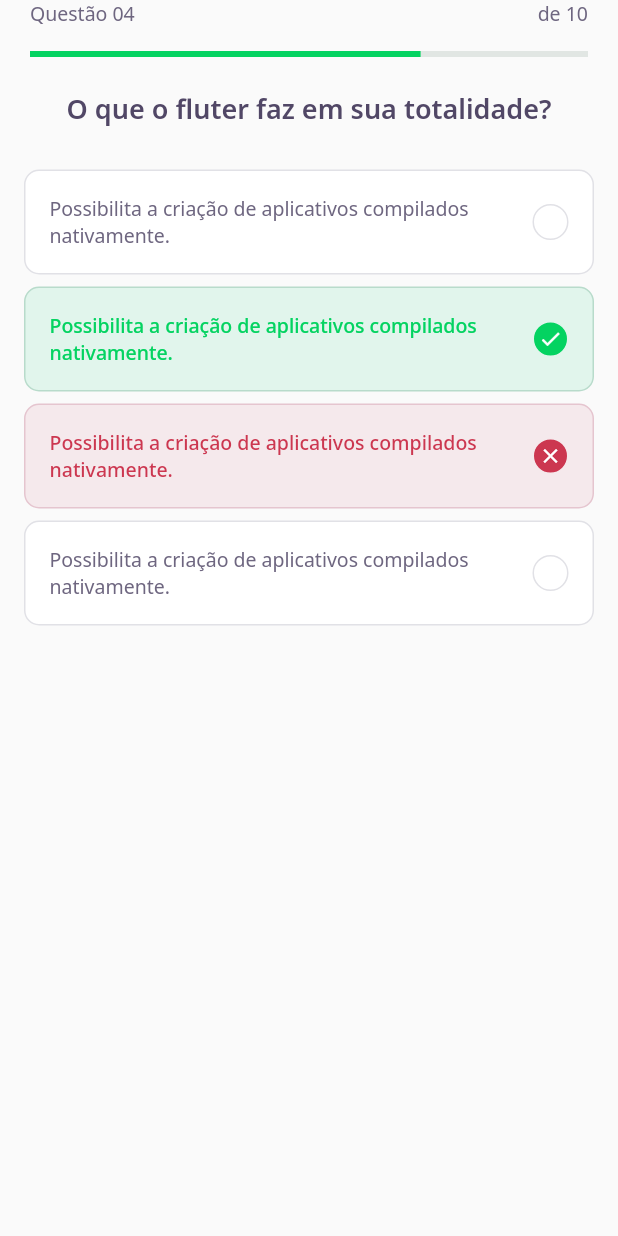
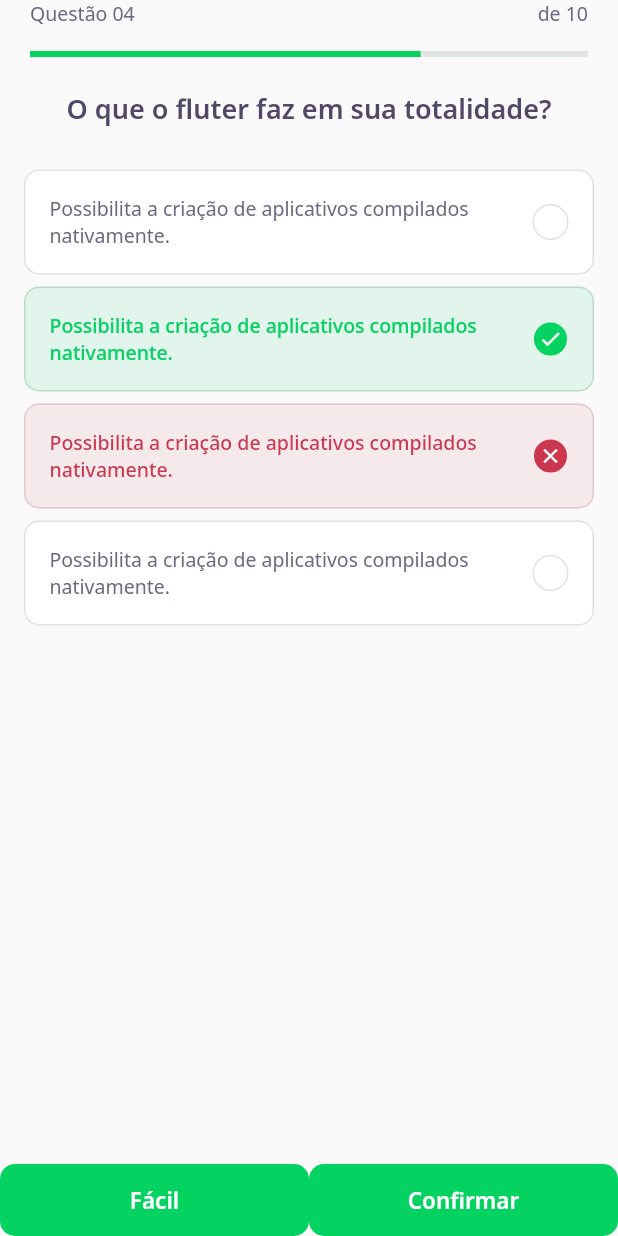
Before and after one commit to JohnEmerson1406/devquiz, a Flutter app: the screen it shows after launch, on a phone screen of 412 x 824 dp. Run offline on Flutter 3.47's test engine with Material 2 defaults, Android fonts, the phone set to English and light mode, and no system bars; our stand-ins replace google_fonts; accounts and stored records are empty.

Commit message:
feat: add next button to challenge page

```diff
--- a/lib/challenge/challenge_page.dart
+++ b/lib/challenge/challenge_page.dart
@@ -1,3 +1,4 @@
+import 'package:devquiz/challenge/widgets/next_button/next_button_widget.dart';
 import 'package:devquiz/challenge/widgets/question_indicator/question_indicator_widget.dart';
 import 'package:devquiz/challenge/widgets/quiz/quiz_widget.dart';
 import 'package:flutter/material.dart';
@@ -21,6 +22,16 @@ class _ChallengePageState extends State<ChallengePage> {
       body: QuizWidget(
         title: 'O que o fluter faz em sua totalidade?',
       ),
+      bottomNavigationBar: SafeArea(
+        bottom: true,
+        child: Row(
+          mainAxisAlignment: MainAxisAlignment.spaceAround,
+          children: [
+            Expanded(child: NextButtonWidget(label: 'Fácil')),
+            Expanded(child: NextButtonWidget(label: 'Confirmar')),
+          ],
+        ),
+      ),
     );
   }
 }
--- a/lib/challenge/widgets/next_button/next_button_widget.dart
+++ b/lib/challenge/widgets/next_button/next_button_widget.dart
@@ -1,4 +1,6 @@
+import 'package:devquiz/core/app_colors.dart';
 import 'package:flutter/material.dart';
+import 'package:google_fonts/google_fonts.dart';
 
 class NextButtonWidget extends StatelessWidget {
   final String label;
@@ -6,9 +8,29 @@ class NextButtonWidget extends StatelessWidget {
 
   @override
   Widget build(BuildContext context) {
-    return TextButton(
-      onPressed: () {},
-      child: Text(label),
+    return Container(
+      height: 48,
+      child: TextButton(
+        style: ButtonStyle(
+          backgroundColor: MaterialStateProperty.all(
+            AppColors.darkGreen,
+          ),
+          shape: MaterialStateProperty.all(
+            RoundedRectangleBorder(
+              borderRadius: BorderRadius.circular(10),
+            ),
+          ),
+        ),
+        onPressed: () {},
+        child: Text(
+          label,
+          style: GoogleFonts.notoSans(
+            fontWeight: FontWeight.w600,
+            fontSize: 15,
+            color: AppColors.white,
+          ),
+        ),
+      ),
     );
   }
 }
```
